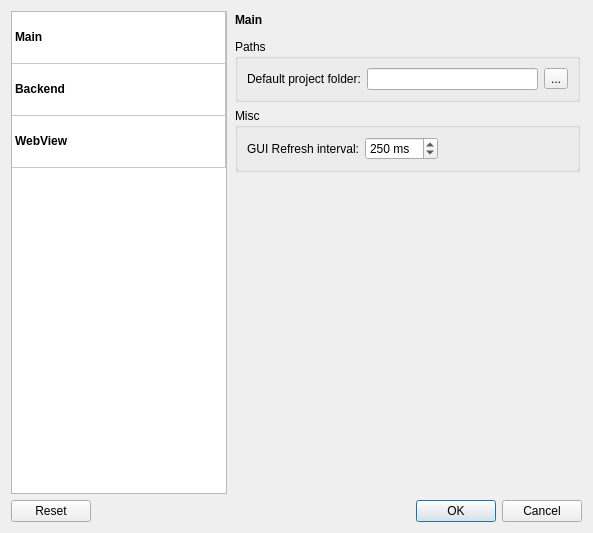
This is resources/ui/mod_settings.ui in mod-audio/mod-app-legacy as Qt 5 draws it before an edit. The edited form follows.
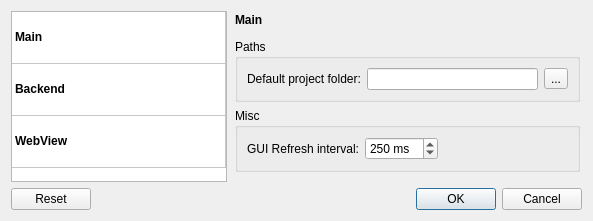
This is the edited form. Icons and pictures are not drawn.

Commit message: Make settings dialog smaller

The edit to the form file:
```diff
--- a/resources/ui/mod_settings.ui
+++ b/resources/ui/mod_settings.ui
@@ -7,7 +7,7 @@
     <x>0</x>
     <y>0</y>
     <width>593</width>
-    <height>533</height>
+    <height>221</height>
    </rect>
   </property>
   <property name="minimumSize">
```
